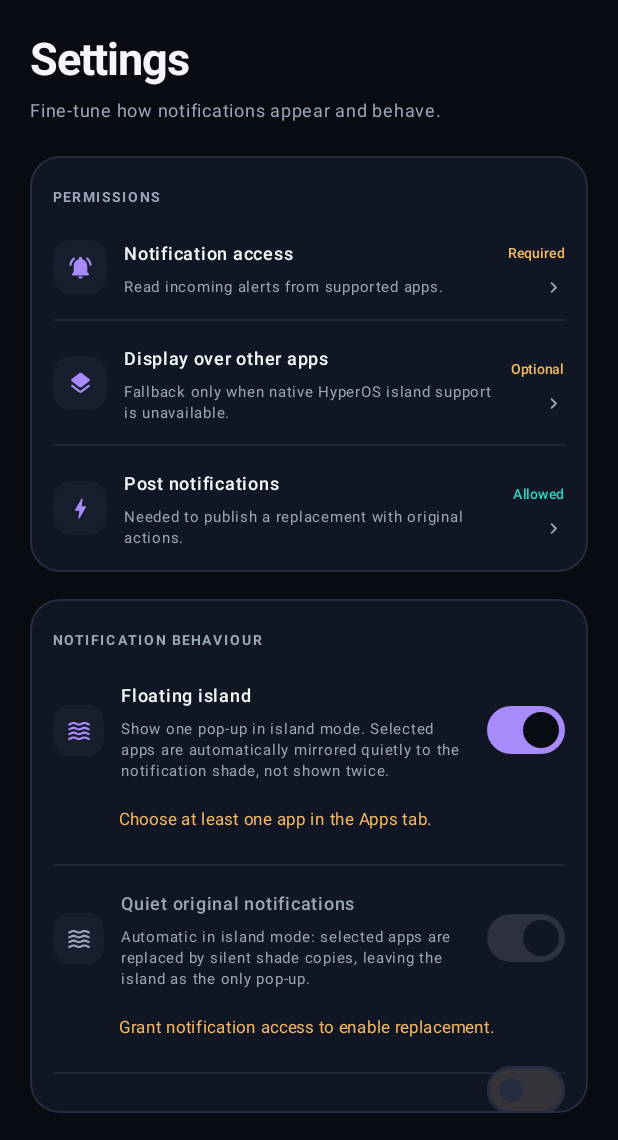
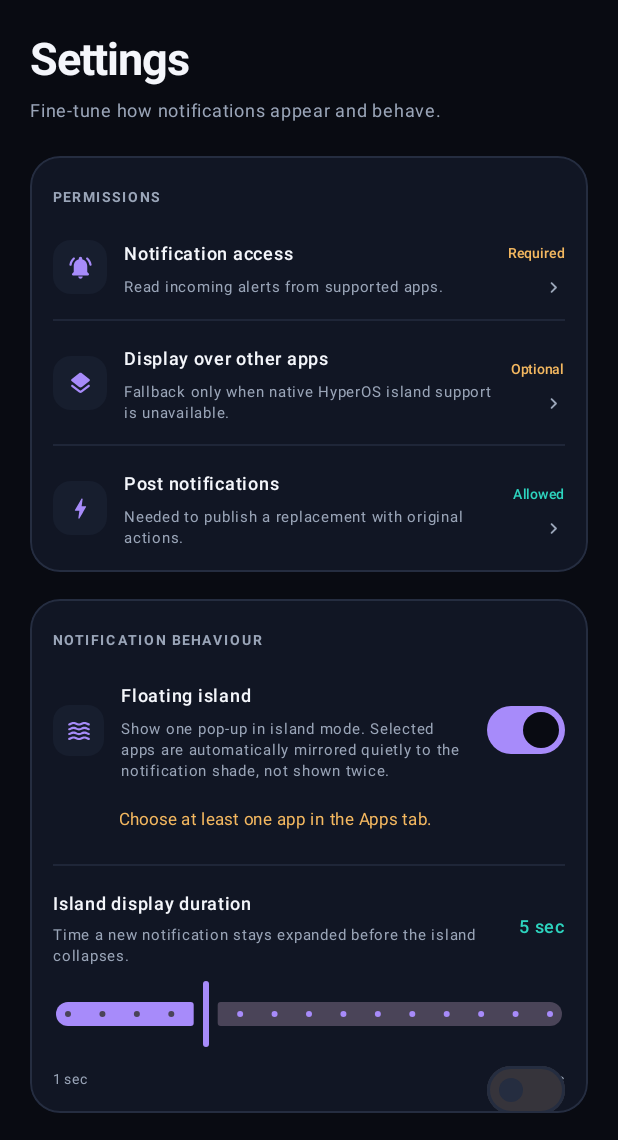
Before and after one commit to abdulwaheedmuhammed3-maker/nuvia, an Android app built with Jetpack Compose: the composable SettingsScreen shown on its own in the app's theme, on a phone screen of 412 x 824 dp, the part 96-1236 px from its top. Run offline under Robolectric (Android 15) with nearby library versions, the phone set to English and light mode, and no system bars; libraries missing offline, so code that uses them is left out: io.github.d4viddf.hyperisland_kit, kotlin.math.roundToInt.

Commit message:
Add island display duration slider to notification settings

```diff
--- a/app/src/main/java/com/nuvia/app/MainActivity.kt
+++ b/app/src/main/java/com/nuvia/app/MainActivity.kt
@@ -73,6 +73,7 @@ import androidx.compose.material3.NavigationBarItem
 import androidx.compose.material3.OutlinedButton
 import androidx.compose.material3.OutlinedTextField
 import androidx.compose.material3.Scaffold
+import androidx.compose.material3.Slider
 import androidx.compose.material3.Surface
 import androidx.compose.material3.Switch
 import androidx.compose.material3.Text
@@ -113,6 +114,7 @@ import java.io.File
 import java.text.SimpleDateFormat
 import java.util.Date
 import java.util.Locale
+import kotlin.math.roundToInt
 
 private val Midnight = Color(0xFF090B12)
 private val SurfaceOne = Color(0xFF111624)
@@ -644,6 +646,7 @@ private fun SettingsScreen(
     LaunchedEffect(Unit) { checkForUpdates() }
     var replacement by remember { mutableStateOf(NuviaStore.isReplacementEnabled(context)) }
     var islandEnabled by remember { mutableStateOf(NuviaStore.isIslandEnabled(context)) }
+    var islandDisplayDuration by remember { mutableIntStateOf(NuviaStore.islandDisplayDurationSeconds(context)) }
     var hideContent by remember { mutableStateOf(NuviaStore.isHideContentEnabled(context)) }
     var showPermissionHint by remember { mutableStateOf(false) }
     var permissionRefresh by remember { mutableIntStateOf(0) }
@@ -767,6 +770,36 @@ private fun SettingsScreen(
                     fontSize = 11.sp,
                     modifier = Modifier.padding(start = 44.dp, bottom = 4.dp)
                 )
+            }
+            Divider(color = Line.copy(alpha = 0.7f))
+            Column(verticalArrangement = Arrangement.spacedBy(7.dp)) {
+                Row(verticalAlignment = Alignment.CenterVertically) {
+                    Column(Modifier.weight(1f), verticalArrangement = Arrangement.spacedBy(2.dp)) {
+                        Text("Island display duration", fontSize = 12.sp, fontWeight = FontWeight.SemiBold)
+                        Text("Time a new notification stays expanded before the island collapses.", color = Muted, fontSize = 10.sp, lineHeight = 14.sp)
+                    }
+                    Text(
+                        "$islandDisplayDuration sec",
+                        color = Teal,
+                        fontSize = 12.sp,
+                        fontWeight = FontWeight.SemiBold
+                    )
+                }
+                Slider(
+                    value = islandDisplayDuration.toFloat(),
+                    onValueChange = { value ->
+                        val seconds = value.roundToInt().coerceIn(1, 15)
+                        islandDisplayDuration = seconds
+                        NuviaStore.setIslandDisplayDurationSeconds(context, seconds)
+                    },
+                    valueRange = 1f..15f,
+                    steps = 13,
+                    enabled = islandEnabled
+                )
+                Row(Modifier.fillMaxWidth(), horizontalArrangement = Arrangement.SpaceBetween) {
+                    Text("1 sec", color = Muted, fontSize = 9.sp)
+                    Text("15 sec", color = Muted, fontSize = 9.sp)
+                }
             }
             Divider(color = Line.copy(alpha = 0.7f))
             SettingSwitch(
```
